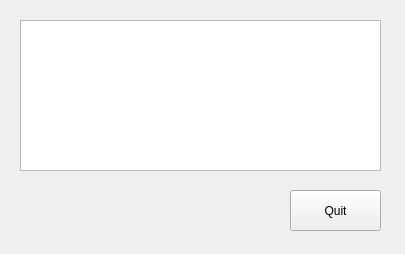
Old version of the form guistructure/runningwindow.ui in the repository mguid65/OpenSystemBench.
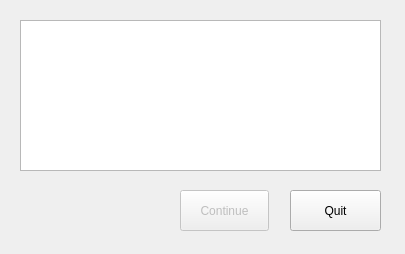
New version of the form. Custom widgets are drawn as their Qt base class.

```diff
--- a/guistructure/runningwindow.ui
+++ b/guistructure/runningwindow.ui
@@ -52,6 +52,22 @@
      <string>Quit</string>
     </property>
    </widget>
+   <widget class="QPushButton" name="cont_button">
+    <property name="enabled">
+     <bool>false</bool>
+    </property>
+    <property name="geometry">
+     <rect>
+      <x>180</x>
+      <y>190</y>
+      <width>89</width>
+      <height>41</height>
+     </rect>
+    </property>
+    <property name="text">
+     <string>Continue</string>
+    </property>
+   </widget>
   </widget>
  </widget>
  <customwidgets>
```
